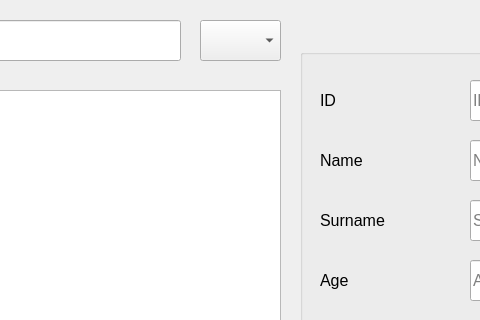
Before: the Qt Designer form Sqlite_DB/nurseinfo.ui in AnishBharati/Qt-HMS, drawn with Qt 5; both pictures show x 270 to 750 and y 0 to 320 of the 1065 by 664 pixel window.
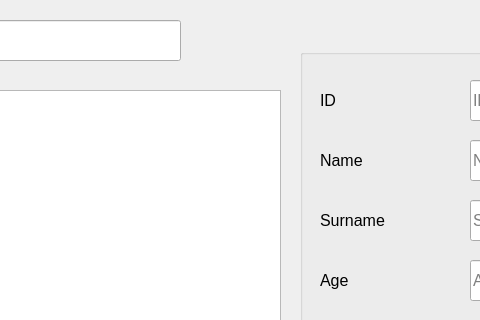
After: the same form once the commit is applied.

The edit to the form file:
```diff
--- a/Sqlite_DB/nurseinfo.ui
+++ b/Sqlite_DB/nurseinfo.ui
@@ -295,21 +295,6 @@
     <string>LOAD TABLE</string>
    </property>
   </widget>
-  <widget class="QComboBox" name="cbColumnas">
-   <property name="geometry">
-    <rect>
-     <x>470</x>
-     <y>20</y>
-     <width>81</width>
-     <height>41</height>
-    </rect>
-   </property>
-   <property name="font">
-    <font>
-     <pointsize>12</pointsize>
-    </font>
-   </property>
-  </widget>
   <widget class="QLineEdit" name="lineEdit">
    <property name="geometry">
     <rect>
```
